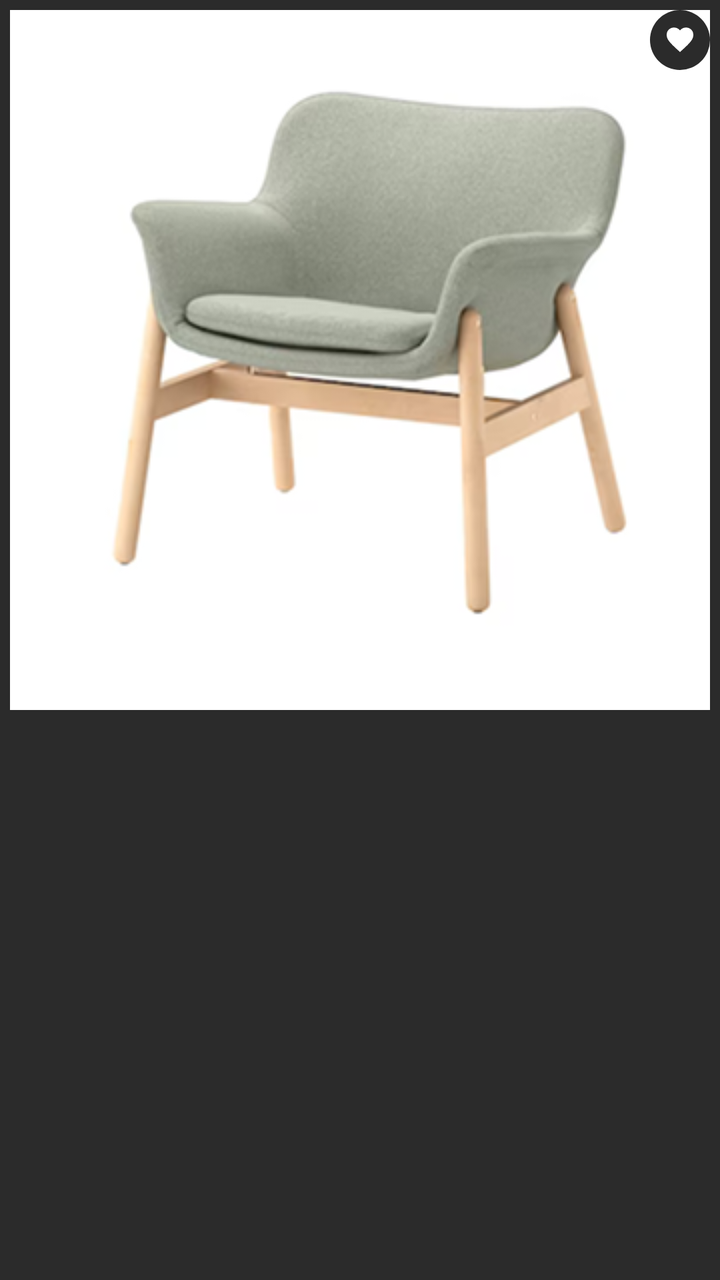
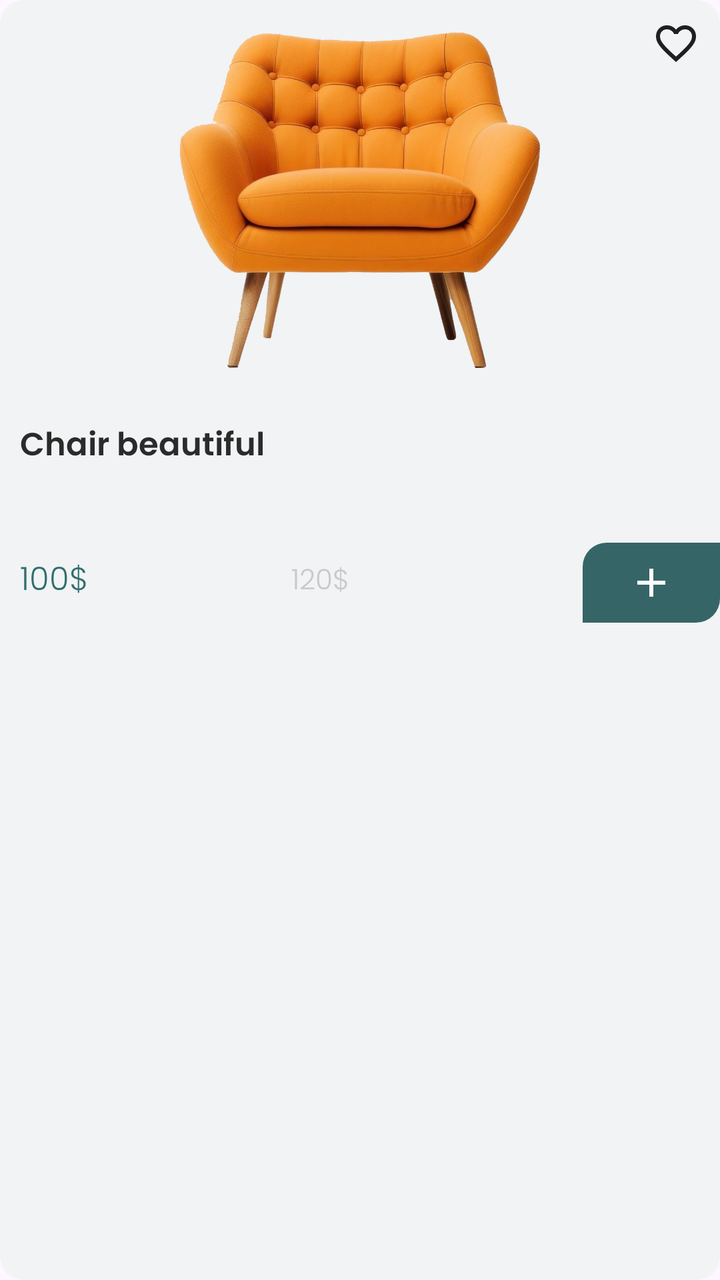

An Android layout rendered at two revisions. The XML below is the earlier revision; the diff shows what the commit changed to produce the second picture.
<!-- AndroidManifest.xml: application theme Theme.Furniture -->
<!-- res/layout/item_vertical.xml -->
<?xml version="1.0" encoding="utf-8"?>
<LinearLayout xmlns:android="http://schemas.android.com/apk/res/android"
    xmlns:app="http://schemas.android.com/apk/res-auto"
    xmlns:tools="http://schemas.android.com/tools"
    android:layout_width="188dp"
    android:layout_height="wrap_content"
    android:orientation="vertical">

    <androidx.constraintlayout.widget.ConstraintLayout
        android:layout_width="match_parent"
        android:layout_height="match_parent"
        android:background="@color/black"
        android:padding="5dp">

        <ImageView
            android:id="@+id/iv_image_product"
            android:layout_width="0dp"
            android:layout_height="wrap_content"
            android:adjustViewBounds="true"
            android:scaleType="centerCrop"
            android:src="@drawable/item_chair"
            app:layout_constraintEnd_toEndOf="parent"
            app:layout_constraintStart_toStartOf="parent"
            app:layout_constraintTop_toTopOf="parent"
            tools:ignore="ContentDescription" />

        <LinearLayout
            android:layout_width="30dp"
            android:layout_height="30dp"
            android:background="@drawable/bg_circle"
            android:gravity="center"
            app:layout_constraintEnd_toEndOf="@id/iv_image_product"
            app:layout_constraintTop_toTopOf="@id/iv_image_product">

            <ImageButton
                android:id="@+id/ib_favorite"
                android:layout_width="16dp"
                android:layout_height="16dp"
                android:background="@android:color/transparent"
                android:scaleType="fitCenter"
                android:src="@drawable/favorite_24_fill"
                app:tint="@color/white" />
        </LinearLayout>
    </androidx.constraintlayout.widget.ConstraintLayout>

    <LinearLayout
        android:layout_width="match_parent"
        android:layout_height="wrap_content"
        android:background="@color/white"
        android:orientation="vertical">

        <TextView
            android:id="@+id/tv_name_product"
            android:layout_width="wrap_content"
            android:layout_height="wrap_content"
            android:text="Chair" />

        <LinearLayout
            android:layout_width="match_parent"
            android:layout_height="wrap_content"
            android:gravity="center_vertical"
            android:orientation="horizontal">

            <TextView
                android:id="@+id/tv_price_product"
                android:layout_width="0dp"
                android:layout_height="wrap_content"
                android:layout_weight="1"
                android:text="$1.000" />

            <ImageButton
                android:id="@+id/ib_cart"
                android:layout_width="wrap_content"
                android:layout_height="wrap_content"
                android:background="@android:color/transparent"
                android:src="@drawable/add_circle_24" />
        </LinearLayout>
    </LinearLayout>
</LinearLayout>
<!-- resources referenced by this layout -->
<resources>
  <color name="black">#2b2b2b</color>
  <color name="white">#ffffff</color>
  <!-- drawable add_circle_24 (drawable) -->
  <vector xmlns:android="http://schemas.android.com/apk/res/android"
      android:width="24dp"
      android:height="24dp"
      android:viewportWidth="960"
      android:viewportHeight="960">
    <path
        android:pathData="M440,680h80v-160h160v-80L520,440v-160h-80v160L280,440v80h160v160ZM480,880q-83,0 -156,-31.5T197,763q-54,-54 -85.5,-127T80,480q0,-83 31.5,-156T197,197q54,-54 127,-85.5T480,80q83,0 156,31.5T763,197q54,54 85.5,127T880,480q0,83 -31.5,156T763,763q-54,54 -127,85.5T480,880Z"
        android:fillColor="#000000"/>
  </vector>
  <!-- drawable bg_circle (drawable) -->
  <?xml version="1.0" encoding="utf-8"?>
  <shape xmlns:android="http://schemas.android.com/apk/res/android"
      android:shape="oval">
      <solid android:color="@color/black" />
  </shape>
  <!-- drawable favorite_24_fill (drawable) -->
  <vector xmlns:android="http://schemas.android.com/apk/res/android"
      android:width="24dp"
      android:height="24dp"
      android:viewportWidth="960"
      android:viewportHeight="960">
    <path
        android:pathData="m480,840 l-58,-52q-101,-91 -167,-157T150,512.5Q111,460 95.5,416T80,326q0,-94 63,-157t157,-63q52,0 99,22t81,62q34,-40 81,-62t99,-22q94,0 157,63t63,157q0,46 -15.5,90T810,512.5Q771,565 705,631T538,788l-58,52Z"
        android:fillColor="#EA3323"/>
  </vector>
  <!-- drawable item_chair: png bitmap (drawable, 55153 bytes) -->
  <style name="Theme.Furniture" parent="Base.Theme.Furniture" />
  <style name="Base.Theme.Furniture" parent="Theme.Material3.DayNight.NoActionBar">
          
          <item name="android:textColor">@color/black</item>
          <item name="android:textColorPrimary">@color/black</item>
          <item name="android:textColorSecondary">@color/black</item>
          <item name="colorOnSurface">@color/black</item>
          <item name="colorOnBackground">@color/black</item>
          <item name="android:textViewStyle">@style/Widget.Furniture.TextView</item>
      </style>
  <style name="Widget.Furniture.TextView" parent="android:Widget.TextView">
          <item name="android:fontFamily">@font/poppins_regular</item>
          <item name="android:textSize">16sp</item>
          <item name="lineHeight">24sp</item>
      </style>
</resources>

<!-- the commit's change to res/layout/item_vertical.xml (unified diff, before → after) -->
@@ -2,78 +2,75 @@
 <LinearLayout xmlns:android="http://schemas.android.com/apk/res/android"
     xmlns:app="http://schemas.android.com/apk/res-auto"
     xmlns:tools="http://schemas.android.com/tools"
-    android:layout_width="188dp"
+    android:layout_width="170dp"
     android:layout_height="wrap_content"
+    android:layout_marginLeft="16dp"
+    android:background="@drawable/bg_item_vertical"
     android:orientation="vertical">
 
-    <androidx.constraintlayout.widget.ConstraintLayout
+    <FrameLayout
         android:layout_width="match_parent"
-        android:layout_height="match_parent"
-        android:background="@color/black"
-        android:padding="5dp">
+        android:layout_height="200dp">
 
         <ImageView
             android:id="@+id/iv_image_product"
-            android:layout_width="0dp"
+            android:layout_width="wrap_content"
             android:layout_height="wrap_content"
-            android:adjustViewBounds="true"
-            android:scaleType="centerCrop"
-            android:src="@drawable/item_chair"
-            app:layout_constraintEnd_toEndOf="parent"
-            app:layout_constraintStart_toStartOf="parent"
-            app:layout_constraintTop_toTopOf="parent"
-            tools:ignore="ContentDescription" />
+            android:padding="16dp"
+            android:src="@drawable/chair" />
 
-        <LinearLayout
-            android:layout_width="30dp"
-            android:layout_height="30dp"
-            android:background="@drawable/bg_circle"
-            android:gravity="center"
-            app:layout_constraintEnd_toEndOf="@id/iv_image_product"
-            app:layout_constraintTop_toTopOf="@id/iv_image_product">
-
-            <ImageButton
-                android:id="@+id/ib_favorite"
-                android:layout_width="16dp"
-                android:layout_height="16dp"
-                android:background="@android:color/transparent"
-                android:scaleType="fitCenter"
-                android:src="@drawable/favorite_24_fill"
-                app:tint="@color/white" />
-        </LinearLayout>
-    </androidx.constraintlayout.widget.ConstraintLayout>
-
+        <ImageButton
+            android:id="@+id/ib_favorite"
+            android:layout_width="wrap_content"
+            android:layout_height="wrap_content"
+            android:layout_gravity="end"
+            android:layout_margin="10dp"
+            android:background="@null"
+            android:src="@drawable/favorite_24" />
+    </FrameLayout>
+    <TextView
+        android:id="@+id/tv_name_product"
+        android:layout_width="match_parent"
+        android:layout_height="wrap_content"
+        android:padding="10dp"
+        android:maxLines="2"
+        android:minLines="2"
+        android:ellipsize="end"
+        style="@style/Systems.Title"
+        android:text="Chair beautiful" />
     <LinearLayout
         android:layout_width="match_parent"
         android:layout_height="wrap_content"
-        android:background="@color/white"
-        android:orientation="vertical">
+        android:gravity="center_vertical"
+        android:orientation="horizontal">
+        <TextView
+            android:id="@+id/tv_price_product"
+            android:layout_width="0dp"
+            android:layout_height="wrap_content"
+            android:paddingLeft="10dp"
+            android:layout_weight="3"
+            style="@style/Systems.Price"
+            android:text="100$" />
 
         <TextView
-            android:id="@+id/tv_name_product"
-            android:layout_width="wrap_content"
+            android:layout_width="0dp"
             android:layout_height="wrap_content"
-            android:text="Chair" />
-
-        <LinearLayout
-            android:layout_width="match_parent"
-            android:layout_height="wrap_content"
-            android:gravity="center_vertical"
-            android:orientation="horizontal">
-
-            <TextView
-                android:id="@+id/tv_price_product"
-                android:layout_width="0dp"
-                android:layout_height="wrap_content"
-                android:layout_weight="1"
-                android:text="$1.000" />
+            android:layout_weight="3"
+            style="@style/Systems.Description"
+            android:text="120$" />
+        <FrameLayout
+            android:layout_width="20dp"
+            android:layout_height="40dp"
+            android:layout_weight="1"
+            android:background="@drawable/bg_cart_button">
 
             <ImageButton
                 android:id="@+id/ib_cart"
-                android:layout_width="wrap_content"
-                android:layout_height="wrap_content"
-                android:background="@android:color/transparent"
-                android:src="@drawable/add_circle_24" />
-        </LinearLayout>
+                android:layout_width="24dp"
+                android:layout_height="24dp"
+                android:layout_gravity="center"
+                android:background="@null"
+                android:src="@drawable/add_24"/>
+        </FrameLayout>
     </LinearLayout>
 </LinearLayout>
<!-- resource entries referenced after the edit -->
@@ -1,35 +1,66 @@
 <!-- resources referenced by this layout -->
 <resources>
-  <color name="black">#2b2b2b</color>
-  <color name="white">#ffffff</color>
-  <!-- drawable add_circle_24 (drawable) -->
+  <!-- drawable add_24 (drawable) -->
   <vector xmlns:android="http://schemas.android.com/apk/res/android"
       android:width="24dp"
       android:height="24dp"
       android:viewportWidth="960"
       android:viewportHeight="960">
     <path
-        android:pathData="M440,680h80v-160h160v-80L520,440v-160h-80v160L280,440v80h160v160ZM480,880q-83,0 -156,-31.5T197,763q-54,-54 -85.5,-127T80,480q0,-83 31.5,-156T197,197q54,-54 127,-85.5T480,80q83,0 156,31.5T763,197q54,54 85.5,127T880,480q0,83 -31.5,156T763,763q-54,54 -127,85.5T480,880Z"
-        android:fillColor="#000000"/>
+        android:pathData="M440,520L200,520v-80h240v-240h80v240h240v80L520,520v240h-80v-240Z"
+        android:fillColor="@color/white"/>
   </vector>
-  <!-- drawable bg_circle (drawable) -->
+  <!-- drawable bg_cart_button (drawable) -->
   <?xml version="1.0" encoding="utf-8"?>
-  <shape xmlns:android="http://schemas.android.com/apk/res/android"
-      android:shape="oval">
-      <solid android:color="@color/black" />
+  <shape xmlns:android="http://schemas.android.com/apk/res/android" android:shape="rectangle">
+      <solid android:color="#366567" />
+      <corners
+          android:topLeftRadius="12dp"
+          android:topRightRadius="0dp"
+          android:bottomLeftRadius="0dp"
+          android:bottomRightRadius="12dp" />
   </shape>
-  <!-- drawable favorite_24_fill (drawable) -->
+  <!-- drawable bg_item_vertical (drawable) -->
+  <?xml version="1.0" encoding="utf-8"?>
+  <shape xmlns:android="http://schemas.android.com/apk/res/android" android:shape="rectangle">
+      <solid android:color="@color/Neutral5" />
+      <corners android:radius="12dp" />
+  </shape>
+  <!-- drawable chair: png bitmap (drawable, 648146 bytes) -->
+  <!-- drawable favorite_24 (drawable) -->
   <vector xmlns:android="http://schemas.android.com/apk/res/android"
       android:width="24dp"
       android:height="24dp"
       android:viewportWidth="960"
       android:viewportHeight="960">
     <path
-        android:pathData="m480,840 l-58,-52q-101,-91 -167,-157T150,512.5Q111,460 95.5,416T80,326q0,-94 63,-157t157,-63q52,0 99,22t81,62q34,-40 81,-62t99,-22q94,0 157,63t63,157q0,46 -15.5,90T810,512.5Q771,565 705,631T538,788l-58,52Z"
-        android:fillColor="#EA3323"/>
+        android:pathData="m480,840 l-58,-52q-101,-91 -167,-157T150,512.5Q111,460 95.5,416T80,326q0,-94 63,-157t157,-63q52,0 99,22t81,62q34,-40 81,-62t99,-22q94,0 157,63t63,157q0,46 -15.5,90T810,512.5Q771,565 705,631T538,788l-58,52ZM480,732q96,-86 158,-147.5t98,-107q36,-45.5 50,-81t14,-70.5q0,-60 -40,-100t-100,-40q-47,0 -87,26.5T518,280h-76q-15,-41 -55,-67.5T300,186q-60,0 -100,40t-40,100q0,35 14,70.5t50,81q36,45.5 98,107T480,732ZM480,459Z"
+        android:fillColor="#1f1f1f"/>
   </vector>
-  <!-- drawable item_chair: png bitmap (drawable, 55153 bytes) -->
+  <style name="Systems.Description">
+          <item name="android:textSize">14sp</item>
+          <item name="android:textColor">@color/Neutral30</item>
+          <item name="android:fontFamily">@font/poppins_light</item>
+          <item name="lineHeight">20sp</item>
+      </style>
+  <style name="Systems.Price">
+          <item name="android:textSize">16sp</item>
+          <item name="android:textColor">@color/Primary100</item>
+          <item name="android:fontFamily">@font/poppins_light</item>
+          <item name="lineHeight">24sp</item>
+      </style>
+  <style name="Systems.Title">
+          <item name="android:textSize">16sp</item>
+          <item name="android:textColor">@color/black</item>
+          <item name="android:fontFamily">@font/poppins_semi_bold</item>
+          <item name="lineHeight">24sp</item>
+      </style>
   <style name="Theme.Furniture" parent="Base.Theme.Furniture" />
+  <color name="white">#ffffff</color>
+  <color name="Neutral5">#f1f3f4</color>
+  <color name="Neutral30">#c9c9c9</color>
+  <color name="Primary100">#316e6e</color>
+  <color name="black">#2b2b2b</color>
   <style name="Base.Theme.Furniture" parent="Theme.Material3.DayNight.NoActionBar">
           
           <item name="android:textColor">@color/black</item>
